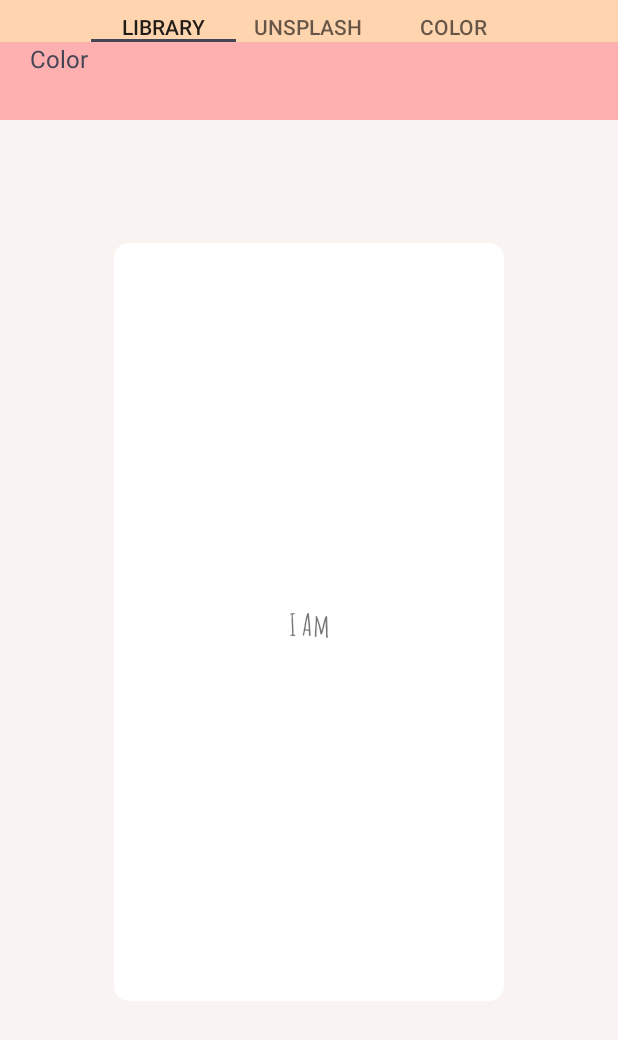
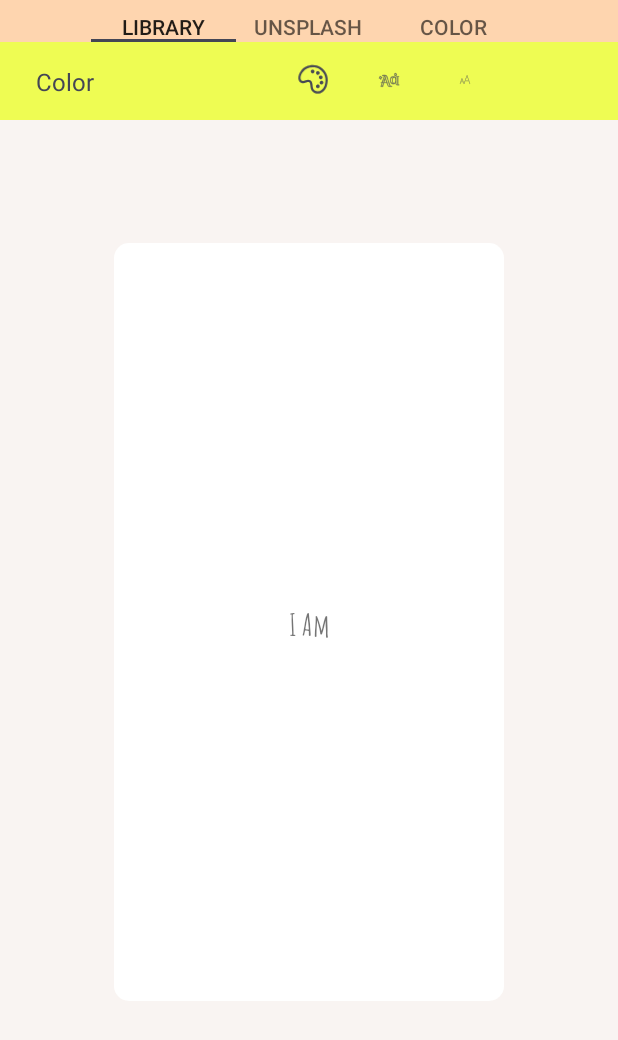
Before and after one commit to trannam13122k/-Daily, an Android app: the fragment EditFragment placed in its activity, on a phone screen of 412 x 824 dp, the part 196-1236 px from its top. Run offline under Robolectric (Android 15) with nearby library versions, the phone set to English and light mode, and no system bars; our stand-ins replace sdp/ssp sizes.

Commit message:
Text EDT Commmit

```diff
--- a/app/src/main/java/com/example/daily/ui/fragment/edit/EditFragment.kt
+++ b/app/src/main/java/com/example/daily/ui/fragment/edit/EditFragment.kt
@@ -1,9 +1,7 @@
 package com.example.daily.ui.fragment.edit
 
 import android.Manifest
-import android.content.Context
 import android.content.pm.PackageManager
-import android.net.Uri
 import android.util.Log
 import android.view.LayoutInflater
 import android.view.View
@@ -18,36 +16,39 @@ import androidx.recyclerview.widget.LinearSnapHelper
 import androidx.recyclerview.widget.SnapHelper
 import com.example.daily.R
 import com.example.daily.base.BaseFragment
-import com.example.daily.database.Preferences
 import com.example.daily.databinding.FragmentEditBinding
 import com.example.daily.ui.fragment.edit.backGroundEditing.colorEdittingBG.ColorAdapter
 import com.example.daily.ui.fragment.edit.backGroundEditing.colorEdittingBG.ColorsBG
 import com.example.daily.ui.fragment.edit.backGroundEditing.unsplash.UnSplashFragment
+import com.example.daily.ui.fragment.edit.textEditing.TextEdit
+import com.example.daily.ui.fragment.edit.textEditing.TextEditingAdapter
 import com.example.daily.util.PickerLayoutManager
 import com.example.daily.util.Utils
 import com.google.android.material.tabs.TabLayout
-import kotlinx.coroutines.CoroutineScope
-import kotlinx.coroutines.Dispatchers
-import kotlinx.coroutines.launch
-import kotlinx.coroutines.withContext
 
 
 class EditFragment : BaseFragment<FragmentEditBinding>() {
 
+    private lateinit var colorAdapter: ColorAdapter
+    private lateinit var textEditingAdapter: TextEditingAdapter
+    private var listDrawableColors: List<ColorsBG>? = null
+    private var listTextEditing: List<TextEdit>? = null
 
-    private lateinit var colorAdapter: ColorAdapter
-
-    var listDrawableColors: List<ColorsBG>? = null
     private val snapHelper: SnapHelper = LinearSnapHelper()
 
-    private  val launcher: ActivityResultLauncher<PickVisualMediaRequest>  =registerForActivityResult(ActivityResultContracts.PickVisualMedia()) { uri ->
+    private val launcher: ActivityResultLauncher<PickVisualMediaRequest> =
+        registerForActivityResult(ActivityResultContracts.PickVisualMedia()) { uri ->
             if (uri != null) {
                 binding.ivBg?.setImageURI(uri)
             } else {
                 Toast.makeText(requireContext(), "No say", Toast.LENGTH_SHORT).show()
             }
         }
-    override fun getViewBinding(inflater: LayoutInflater, container: ViewGroup?): FragmentEditBinding {
+
+    override fun getViewBinding(
+        inflater: LayoutInflater,
+        container: ViewGroup?
+    ): FragmentEditBinding {
         return FragmentEditBinding.inflate(inflater)
     }
 
@@ -56,8 +57,46 @@ class EditFragment : BaseFragment<FragmentEditBinding>() {
     }
 
     override fun setUpView() {
+        dataBase()
+
         setUpTapLayoutMain()
-        tabLayoutEditing()
+        tabLayoutBackGroundEditing()
+
+        setUpTextEditing()
+    }
+
+    private fun dataBase() {
+        listDrawableColors = listOf(
+            R.drawable.color_one,
+            R.drawable.color_two,
+            R.drawable.color_three,
+            R.drawable.color_four,
+            R.drawable.color_five,
+            R.drawable.color_six,
+            R.drawable.color_seven,
+            R.drawable.color_eight,
+            R.drawable.color_nine,
+            R.drawable.color_ten,
+            R.drawable.color_eleven,
+            R.drawable.color_twelve,
+            R.drawable.color_thirteen,
+            R.drawable.color_fourteen,
+            R.drawable.color_fifteen,
+            R.drawable.color_sixteen,
+            R.drawable.color_seventeen
+        ).map { ColorsBG(it) }
+
+        listTextEditing = listOf(
+            TextEdit(R.drawable.icon_color, "Color"),
+            TextEdit(R.drawable.icon_font, "Font"),
+            TextEdit(R.drawable.icon_size, "Size"),
+            TextEdit(R.drawable.icon_alignment, "Alignment"),
+            TextEdit(R.drawable.icon_alignment_top, "Alignment Top"),
+            TextEdit(R.drawable.icon_case, "Case"),
+            TextEdit(R.drawable.icon_shadow, "Shadow"),
+            TextEdit(R.drawable.icon_stroke, "Stroke")
+        )
+        Log.e("listTextEditing", "dataBase: + > " + listTextEditing!!.size)
     }
 
     //permissions
@@ -72,7 +111,12 @@ class EditFragment : BaseFragment<FragmentEditBinding>() {
             requestStoragePermission()
         }
     }
-    override fun onRequestPermissionsResult(requestCode: Int, permissions: Array<out String>, grantResults: IntArray) {
+
+    override fun onRequestPermissionsResult(
+        requestCode: Int,
+        permissions: Array<out String>,
+        grantResults: IntArray
+    ) {
         super.onRequestPermissionsResult(requestCode, permissions, grantResults)
         if (requestCode == Utils.PERMISSION_REQUEST_CODE) {
             if (grantResults.isNotEmpty() && grantResults[0] == PackageManager.PERMISSION_GRANTED) {
@@ -84,6 +128,7 @@ class EditFragment : BaseFragment<FragmentEditBinding>() {
             }
         }
     }
+
     private fun requestStoragePermission() {
         ActivityCompat.requestPermissions(
             requireActivity(),
@@ -137,7 +182,7 @@ class EditFragment : BaseFragment<FragmentEditBinding>() {
     }
 
     // backGround Editting...........................................................................
-    private fun tabLayoutEditing() {
+    private fun tabLayoutBackGroundEditing() {
         binding.tabLayoutBg.setSelectedTabIndicatorColor(
             ContextCompat.getColor(
                 requireContext(), R.color.gray
@@ -177,25 +222,6 @@ class EditFragment : BaseFragment<FragmentEditBinding>() {
     }
 
     private fun colorEditing() {
-        listDrawableColors = listOf(
-            R.drawable.color_one,
-            R.drawable.color_two,
-            R.drawable.color_three,
-            R.drawable.color_four,
-            R.drawable.color_five,
-            R.drawable.color_six,
-            R.drawable.color_seven,
-            R.drawable.color_eight,
-            R.drawable.color_nine,
-            R.drawable.color_ten,
-            R.drawable.color_eleven,
-            R.drawable.color_twelve,
-            R.drawable.color_thirteen,
-            R.drawable.color_fourteen,
-            R.drawable.color_fifteen,
-            R.drawable.color_sixteen,
-            R.drawable.color_seventeen
-        ).map { ColorsBG(it) }
 
         val colorList = listOf(
             R.color.color_one,
@@ -221,10 +247,13 @@ class EditFragment : BaseFragment<FragmentEditBinding>() {
         binding.ivBg.setImageURI(null)
         binding.rvColorBg.visibility = View.VISIBLE
 
-        val pickerLayoutManager = PickerLayoutManager(requireContext(), PickerLayoutManager.HORIZONTAL, false)
-        pickerLayoutManager.changeAlpha = true
-        pickerLayoutManager.scaleDownBy = 0.99f
-        pickerLayoutManager.scaleDownDistance = 0.8f
+        val pickerLayoutManager =
+            PickerLayoutManager(requireContext(), PickerLayoutManager.HORIZONTAL, false)
+        pickerLayoutManager.apply {
+            changeAlpha = true
+            scaleDownBy = 0.99f
+            scaleDownDistance = 0.8f
+        }
 
         colorAdapter = ColorAdapter(listDrawableColors)
         snapHelper.attachToRecyclerView(binding.rvEditText)
@@ -240,11 +269,67 @@ class EditFragment : BaseFragment<FragmentEditBinding>() {
             if (position in 0 until colorList.size) {
                 binding.ivBg.setBackgroundResource(colorList[position])
             } else {
-                Toast.makeText(requireContext(), "Please Select The Image ", Toast.LENGTH_SHORT).show()
+                Toast.makeText(requireContext(), "Please Select The Image ", Toast.LENGTH_SHORT)
+                    .show()
             }
         }
     }
 
     //Text Editting
 
+    fun setUpTextEditing() {
+        val pickerLayoutManager =
+            PickerLayoutManager(requireContext(), PickerLayoutManager.HORIZONTAL, false)
+        pickerLayoutManager.apply {
+            changeAlpha = true
+            scaleDownBy = 0.99f
+            scaleDownDistance = 0.8f
         }
+        textEditingAdapter = TextEditingAdapter(listTextEditing)
+        snapHelper.attachToRecyclerView(binding.rvEditText)
+        binding.rvEditText.layoutManager = pickerLayoutManager
+
+        binding.rvEditText.apply {
+            adapter = textEditingAdapter
+        }
+
+
+
+        pickerLayoutManager.setOnScrollStopListener { view ->
+            binding.rvColorBg.visibility = View.VISIBLE
+            val position = binding.rvEditText.getChildAdapterPosition(view)
+            val selectedItem = listTextEditing?.get(position)
+            binding.tvNameEdit.text = selectedItem?.text
+            when (selectedItem?.text) {
+                "Color" -> {
+                    Toast.makeText(requireContext(), "Color", Toast.LENGTH_SHORT).show()
+                }
+
+                "Font" -> {
+                    Toast.makeText(requireContext(), "Font", Toast.LENGTH_SHORT).show()
+                }
+
+                "Size" -> {
+                    Toast.makeText(requireContext(), "Size", Toast.LENGTH_SHORT).show()
+                }
+
+                "Alignment" -> {
+                    Toast.makeText(requireContext(), "Alignment", Toast.LENGTH_SHORT).show()
+                }
+
+                "Case" -> {
+                    Toast.makeText(requireContext(), "Case", Toast.LENGTH_SHORT).show()
+                }
+
+                "Shadow" -> {
+                    Toast.makeText(requireContext(), "Shadow", Toast.LENGTH_SHORT).show()
+                }
+
+                "Stroke" -> {
+                    Toast.makeText(requireContext(), "Stroke", Toast.LENGTH_SHORT).show()
+                }
+            }
+            Log.d("selectedItem", "onCreate: ${selectedItem?.text}")
+        }
+    }
+}
--- a/app/src/main/java/com/example/daily/ui/fragment/edit/EditViewmodel.kt
+++ b/app/src/main/java/com/example/daily/ui/fragment/edit/EditViewmodel.kt
@@ -3,8 +3,4 @@ package com.example.daily.ui.fragment.edit
 import androidx.lifecycle.ViewModel
 
 class EditViewmodel: ViewModel() {
-
-    fun checkPermission() {
-
-    }
 }
--- a/app/src/main/java/com/example/daily/ui/fragment/edit/textEditing/TextEdit.kt
+++ b/app/src/main/java/com/example/daily/ui/fragment/edit/textEditing/TextEdit.kt
@@ -1,4 +1,4 @@
 package com.example.daily.ui.fragment.edit.textEditing
 
-class TextEdit(val text: String, val icon:Int) {
+class TextEdit( val icon:Int ,val text: String) {
 }
--- a/app/src/main/res/layout/fragment_edit.xml
+++ b/app/src/main/res/layout/fragment_edit.xml
@@ -92,34 +92,42 @@
         app:tabGravity="center"
         app:tabTextAppearance="@style/TabTextAppearance" />
 
-    <RelativeLayout
+    <androidx.constraintlayout.widget.ConstraintLayout
         android:id="@+id/relativeLayout"
+        android:background="@color/color_fourteen"
         android:layout_width="match_parent"
-        android:layout_height="52dp"
-        android:background="@color/color_six"
-        android:visibility="visible">
+        android:layout_height="wrap_content"
+        android:visibility="visible"
+        app:layout_constraintTop_toTopOf="parent">
 
         <TextView
             android:id="@+id/tvNameEdit"
             android:layout_width="wrap_content"
             android:layout_height="wrap_content"
-            android:layout_alignParentStart="true"
-            android:layout_alignParentTop="true"
+            android:layout_marginStart="4dp"
             android:paddingStart="20dp"
-            android:text="@string/color"
+            android:text="Color"
             android:textColor="@color/gray"
-            android:textSize="16dp" />
+            android:textSize="16dp"
+            app:layout_constraintBottom_toBottomOf="parent"
+            app:layout_constraintStart_toStartOf="parent"
+            app:layout_constraintTop_toTopOf="parent" />
 
         <androidx.recyclerview.widget.RecyclerView
             android:id="@+id/rvEditText"
-            android:layout_width="351dp"
-            android:layout_height="51dp"
-            android:layout_alignParentTop="true"
-            android:layout_marginLeft="@dimen/_5sdp"
-            android:layout_toEndOf="@id/tvNameEdit"
+            android:layout_width="match_parent"
+            android:layout_height="50dp"
+            android:layout_marginBottom="2dp"
             android:clipToPadding="false"
-            android:orientation="horizontal" />
-    </RelativeLayout>
+            android:paddingLeft="183dp"
+            android:paddingRight="183dp"
+            app:layout_constraintBottom_toBottomOf="parent"
+            app:layout_constraintEnd_toEndOf="parent"
+            app:layout_constraintHorizontal_bias="0.992"
+            app:layout_constraintStart_toEndOf="@+id/tvNameEdit"
+            app:layout_constraintTop_toTopOf="parent"
+            app:layout_constraintVertical_bias="0.514" />
+    </androidx.constraintlayout.widget.ConstraintLayout>
 
     <androidx.recyclerview.widget.RecyclerView
         android:id="@+id/rvColorBg"
@@ -129,7 +137,7 @@
         android:clipToPadding="false"
         android:paddingLeft="183dp"
         android:paddingRight="183dp"
-            android:visibility="visible"
+        android:visibility="visible"
         tools:listitem="@layout/item_edit" />
 
     <androidx.constraintlayout.widget.ConstraintLayout
--- a/app/src/main/res/layout/fragment_editt2.xml
+++ b/app/src/main/res/layout/fragment_editt2.xml
@@ -92,7 +92,7 @@
         app:tabTextAppearance="@style/TabTextAppearance" />
 
     <androidx.constraintlayout.widget.ConstraintLayout
-        android:id="@+id/relativeLayout"
+        android:id="@+id/layoutTextEditing"
         android:layout_width="match_parent"
         android:layout_height="52dp"
         android:background="@color/color_six">
--- a/app/src/main/res/layout/item_themes_bg.xml
+++ b/app/src/main/res/layout/item_themes_bg.xml
@@ -35,7 +35,7 @@
     </LinearLayout>
 
     <RelativeLayout
-        android:id="@+id/relativeLayout"
+        android:id="@+id/layoutTextEditing"
         android:layout_width="wrap_content"
         android:layout_height="wrap_content"
         app:layout_constraintStart_toStartOf="parent"
```
Also changed, not shown: 1 other file. Lines whose indentation alone changed are shown as unchanged.
